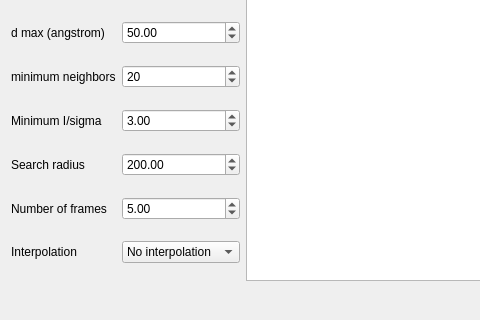
k61n/openhkl, file apps/nsxqt/ui/DialogPredictPeaks.ui: the form before one commit; both pictures show x 0 to 480 and y 180 to 500 of the 800 by 500 pixel window.
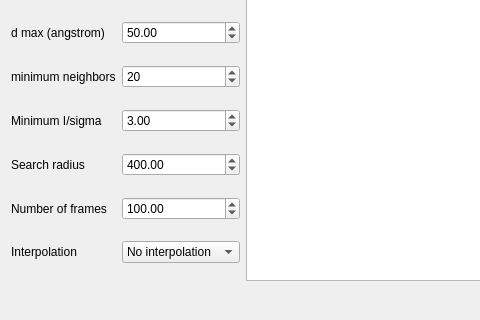
The form after the commit. Custom widgets are drawn as their Qt base class.

Commit message: Bug fixes in DialogPredictPeaks Added beter default value for some dialogs

Diff of the .ui file:
```diff
--- a/apps/nsxqt/ui/DialogPredictPeaks.ui
+++ b/apps/nsxqt/ui/DialogPredictPeaks.ui
@@ -24,7 +24,7 @@
           <double>10000.000000000000000</double>
          </property>
          <property name="value">
-          <double>5.000000000000000</double>
+          <double>100.000000000000000</double>
          </property>
         </widget>
        </item>
@@ -110,7 +110,7 @@
           <double>10000.000000000000000</double>
          </property>
          <property name="value">
-          <double>200.000000000000000</double>
+          <double>400.000000000000000</double>
          </property>
         </widget>
        </item>
```
The commit also changes 4 other files.
